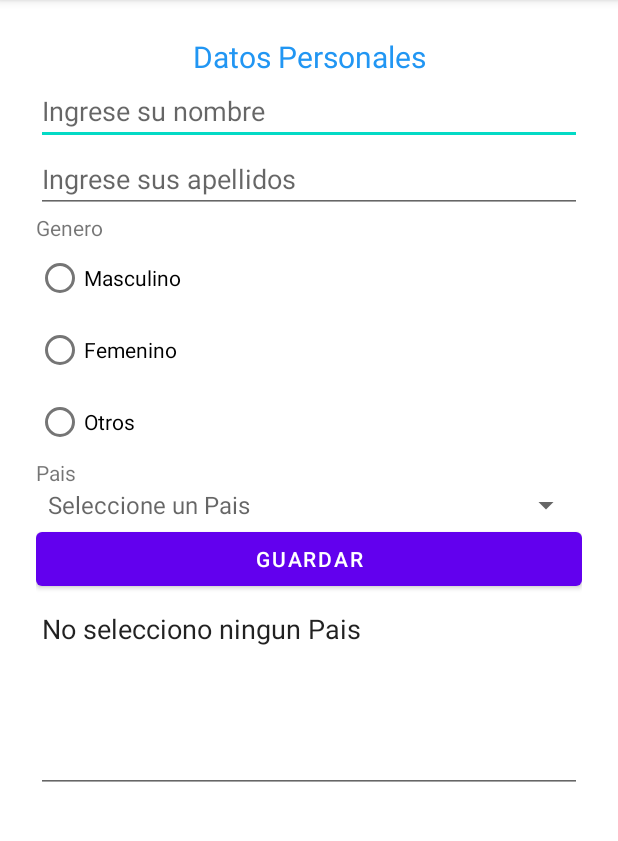
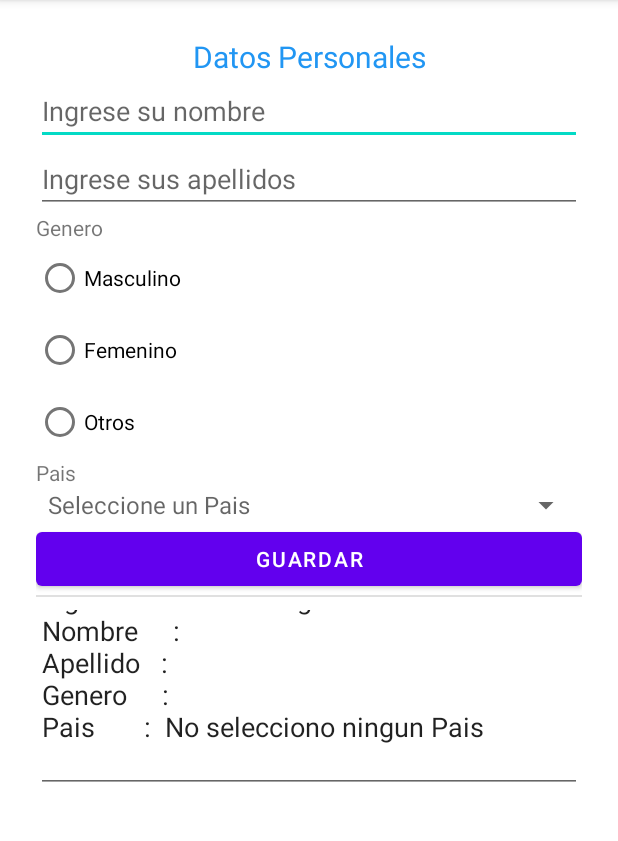
Before and after one commit to orlandogironb/etps1-012023, an Android app: the screen it shows after launch (MainActivity), after a tap on "GUARDAR", on a phone screen of 412 x 824 dp, the part 84-925 px from its top. Run offline under Robolectric (Android 15) with nearby library versions, the phone set to English and light mode, and no system bars.

Commit message:
ControlesArrays 13022023 08:11

```diff
--- a/ControlesLayout/app/src/main/java/sv/edu/utec/controleslayout/MainActivity.java
+++ b/ControlesLayout/app/src/main/java/sv/edu/utec/controleslayout/MainActivity.java
@@ -12,6 +12,7 @@ import android.widget.EditText;
 import android.widget.RadioButton;
 import android.widget.Spinner;
 import android.widget.TextView;
+import android.widget.Toast;
 
 public class MainActivity extends AppCompatActivity {
 Spinner spPais;
@@ -21,10 +22,17 @@ RadioButton rbFem,rbMas,rbOtr;
     protected void onCreate(Bundle savedInstanceState) {
         super.onCreate(savedInstanceState);
         setContentView(R.layout.activity_main);
+        //EditText
         etNombres=findViewById(R.id.edtNombres);
         etApellidos=findViewById(R.id.edtApellidos);
         etInfo=findViewById(R.id.editTextTextMultiLine);
+        //Spinner
         spPais=findViewById(R.id.spnPais);
+        //Radiobuttons
+        rbFem= findViewById(R.id.rbFemenino);
+        rbMas=findViewById(R.id.rbMasculino);
+        rbOtr=findViewById(R.id.rbOtros);
+
         /* forma 1
         spPais.setSelection(0, false);
         String[]opciones={"Seleccione un Pais","Guatemala","El Salvador","Honduras","Nicaragua","Costa Rica","Panama"};
@@ -68,6 +76,28 @@ RadioButton rbFem,rbMas,rbOtr;
     public void Almacenar(View v){
         String datos="";
         String seleccion = spPais.getSelectedItem().toString();
+        //get traer
+        //set enviar
+        String nombre=etNombres.getText().toString();
+        String apellido=etApellidos.getText().toString();
+        String genero="";
+        String info;
+
+
+       if(rbMas.isChecked()==false && rbMas.isChecked()==false && rbOtr.isChecked()==false)
+       {
+           Toast mensaje= Toast.makeText(this,"seleccione un genero",Toast.LENGTH_SHORT);
+           mensaje.show();
+       }
+       else {
+           if (rbMas.isChecked() == true) {
+               genero = "Masculino";
+           } else if (rbFem.isChecked() == true) {
+               genero = "Femenino";
+           } else {
+               genero = "Otros";
+           }
+       }
 
         if(seleccion.equals("Seleccione un Pais")){
             datos="No selecciono ningun Pais";
@@ -85,7 +115,14 @@ RadioButton rbFem,rbMas,rbOtr;
             datos="Honduras";
             etInfo.append(datos);
         }
-        //etInfo.append("datos");
+
+        info="Los datos ingresados son los siguientes \n"+
+                "Nombre     : "+nombre+"\n"+
+                "Apellido   : "+apellido+"\n"+
+                "Genero     : "+genero +"\n"+
+                "Pais       :  "+datos+ "\n";
+
+        etInfo.append(info);
 //08/02/2023
         }
     }
--- a/ControlesLayout/app/src/main/res/layout/activity_main.xml
+++ b/ControlesLayout/app/src/main/res/layout/activity_main.xml
@@ -110,7 +110,10 @@
                 android:layout_height="132dp"
                 android:ems="10"
                 android:gravity="start|top"
-                android:inputType="textMultiLine" />
+                android:inputType="textMultiLine"
+                android:scrollIndicators="top|right"
+                android:scrollY="@dimen/cardview_default_elevation"
+                android:scrollbarStyle="insideOverlay" />
 
         </LinearLayout>
     </androidx.constraintlayout.widget.ConstraintLayout>
```
